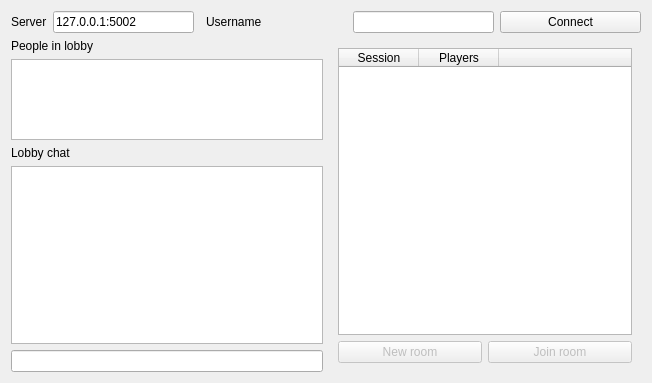
Qt form launcher/lobby/lobby_moc.ui (vcmi/vcmi) before a commit.
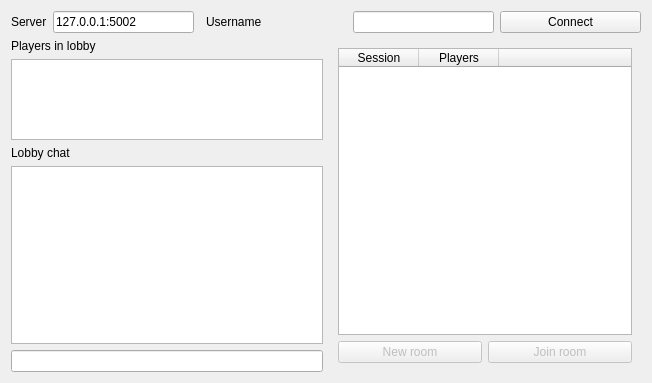
The same form after that commit.

Commit message: CModListView, firstlaunch and lobby strings reviewed

```diff
--- a/launcher/lobby/lobby_moc.ui
+++ b/launcher/lobby/lobby_moc.ui
@@ -73,7 +73,7 @@
        <item>
         <widget class="QLabel" name="label_2">
          <property name="text">
-          <string>People in lobby</string>
+          <string>Players in lobby</string>
          </property>
         </widget>
        </item>
```
The commit also changes 4 other files.
